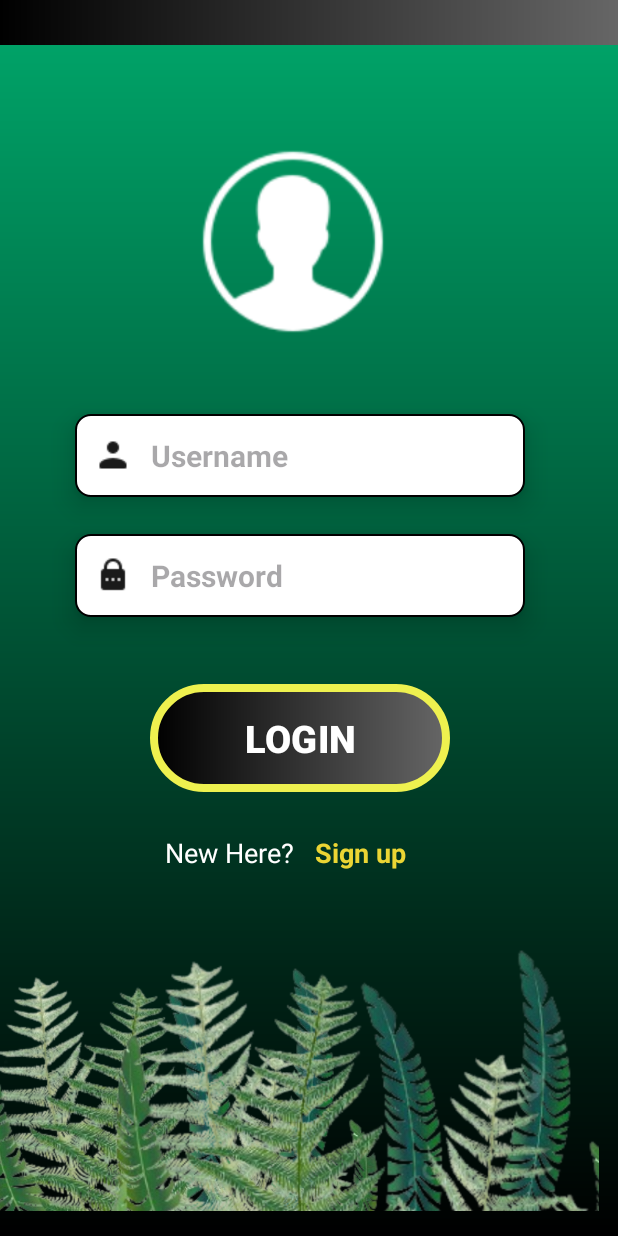
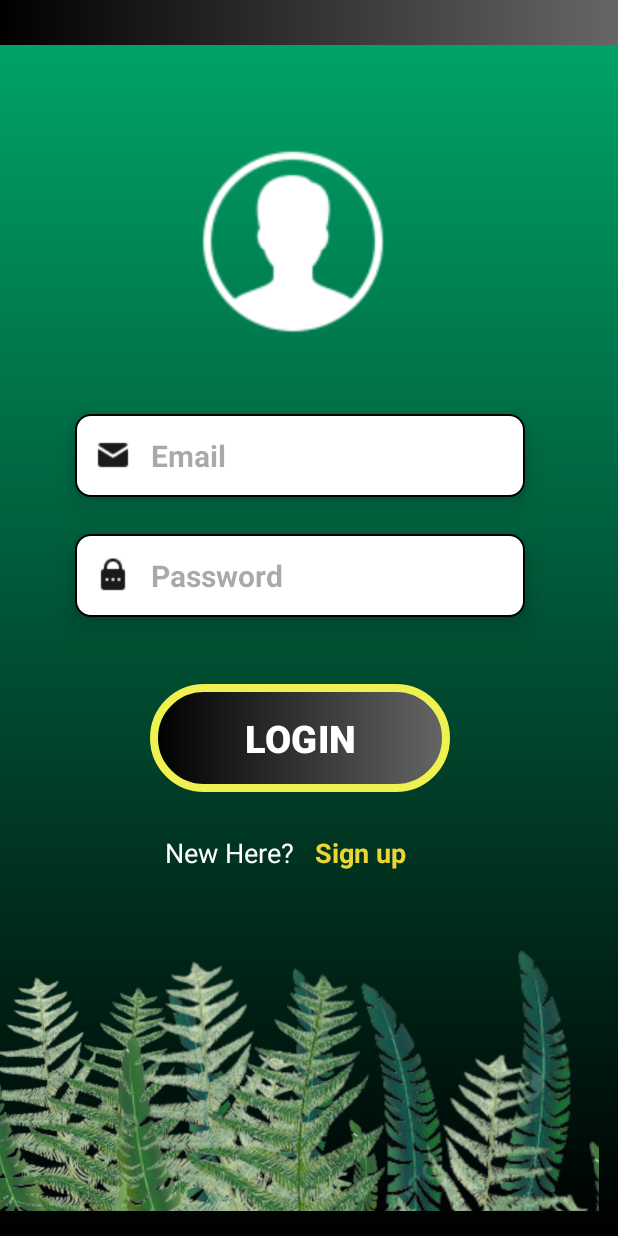
Before and after one commit to Ranudi-Kariyapperuma/Snakify, an Android app: the login screen opened directly, with no data from a screen before it, on a phone screen of 412 x 824 dp. Run offline under Robolectric (Android 15) with nearby library versions, the phone set to English and light mode, and no system bars; our stand-ins replace Firebase (no records; nobody signed in at launch, a user with empty details on screens opened directly).

Commit message:
code some parts

```diff
--- a/app/src/main/AndroidManifest.xml
+++ b/app/src/main/AndroidManifest.xml
@@ -12,6 +12,9 @@
         android:supportsRtl="true"
         android:theme="@style/Theme.Snakify"
         tools:targetApi="31">
+        <activity
+            android:name=".dashboard"
+            android:exported="false" />
         <activity
             android:name=".signup"
             android:exported="false" />
--- a/app/src/main/java/com/example/snakify/MainActivity.java
+++ b/app/src/main/java/com/example/snakify/MainActivity.java
@@ -19,6 +19,7 @@
         getWindow().getDecorView().setSystemUiVisibility(View.SYSTEM_UI_FLAG_FULLSCREEN);
 
         setContentView(R.layout.activity_main);
+
         Button button=findViewById(R.id.loginbtn);
         button.setOnClickListener(new View.OnClickListener() {
             @Override
@@ -26,6 +27,7 @@
 
                 Intent intent=new Intent(MainActivity.this,login.class);
                 startActivity(intent);
+
             }
         });
 
@@ -36,6 +38,7 @@
 
                 Intent intent=new Intent(MainActivity.this,signup.class);
                 startActivity(intent);
+                finish();
             }
         });
     }
--- a/app/src/main/java/com/example/snakify/login.java
+++ b/app/src/main/java/com/example/snakify/login.java
@@ -1,25 +1,29 @@
 package com.example.snakify;
 
+import androidx.annotation.NonNull;
 import androidx.appcompat.app.AppCompatActivity;
 
+import android.annotation.SuppressLint;
+import android.content.Intent;
 import android.os.Bundle;
+import android.text.TextUtils;
 import android.view.View;
 import android.view.WindowManager;
 import android.widget.Button;
 import android.widget.ProgressBar;
 import android.widget.TextView;
+import android.widget.Toast;
 
+import com.google.android.gms.tasks.OnCompleteListener;
+import com.google.android.gms.tasks.Task;
 import com.google.android.material.textfield.TextInputEditText;
+import com.google.firebase.auth.AuthResult;
 import com.google.firebase.auth.FirebaseAuth;
+import com.google.firebase.auth.FirebaseUser;
 
 public class login extends AppCompatActivity {
 
-    TextInputEditText editTextEmail, editTextPassword;
-    Button buttonSignup;
-    FirebaseAuth mAuth;
-    ProgressBar progressBar;
-    TextView textView;
-
+    @SuppressLint({"WrongViewCast", "MissingInflatedId"})
     @Override
     protected void onCreate(Bundle savedInstanceState) {
         super.onCreate(savedInstanceState);
@@ -28,5 +32,6 @@
         getWindow().getDecorView().setSystemUiVisibility(View.SYSTEM_UI_FLAG_FULLSCREEN);
 
         setContentView(R.layout.activity_login);
+
     }
 }
--- a/app/src/main/res/layout/activity_login.xml
+++ b/app/src/main/res/layout/activity_login.xml
@@ -98,20 +98,20 @@
 
 
         <EditText
-            android:id="@+id/username"
+            android:id="@+id/email"
             android:layout_width="300dp"
             android:layout_height="55dp"
             android:layout_marginStart="50dp"
             android:layout_marginTop="250dp"
             android:background="@drawable/custom_edittext"
-            android:drawableStart="@drawable/user"
+            android:drawableStart="@drawable/mail"
             android:drawablePadding="13dp"
             android:textSize="20dp"
             android:textStyle="bold"
             android:elevation="10dp"
             android:ems="10"
-            android:hint="Username"
-            android:inputType="text"
+            android:hint="Email"
+            android:inputType="textEmailAddress"
             android:paddingStart="13dp"
             android:textColor="@color/black"
             />
@@ -120,7 +120,7 @@
             android:id="@+id/password"
             android:layout_width="300dp"
             android:layout_height="55dp"
-            android:layout_alignStart="@+id/username"
+            android:layout_alignStart="@+id/email"
             android:layout_marginStart="0dp"
             android:layout_marginTop="330dp"
             android:background="@drawable/custom_edittext"
```
Also changed, not shown: app/src/main/java/com/example/snakify/dashboard.java (added, +14 -0 lines), app/src/main/java/com/example/snakify/signup.java (+0 -71 lines), app/src/main/res/layout/activity_dashboard.xml (added, +9 -0 lines).
